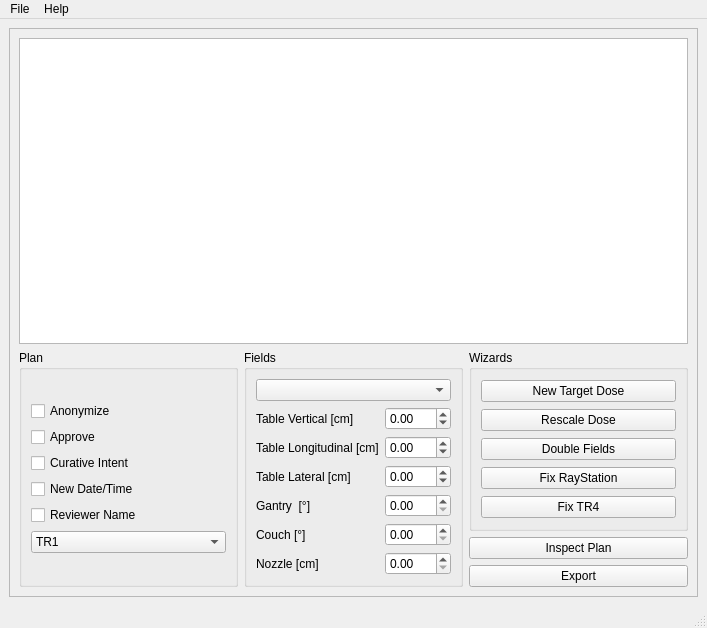
Above: dicomfix/gui/main_window.ui from nbassler/dicomfix before the change. Below: the same form after it.
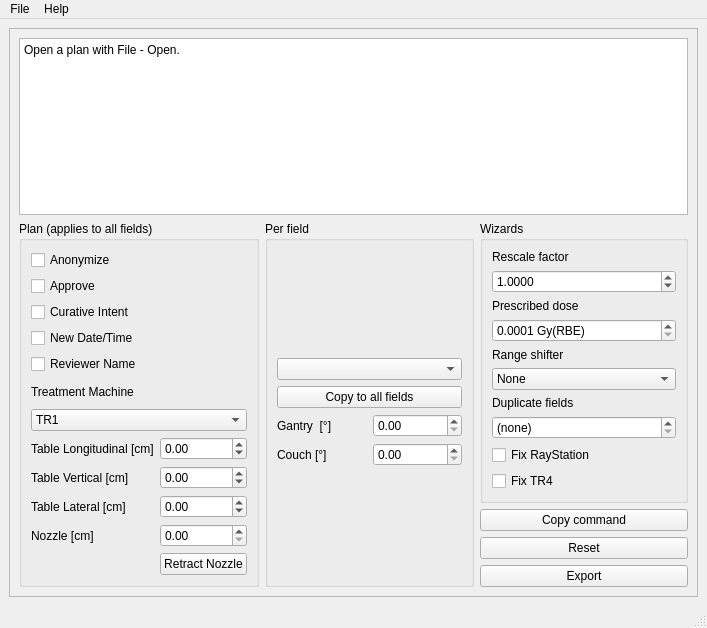
That is the form after the change. Icons and pictures are not drawn.

```diff
--- a/dicomfix/gui/main_window.ui
+++ b/dicomfix/gui/main_window.ui
@@ -39,14 +39,24 @@
        <item>
         <layout class="QVBoxLayout" name="verticalLayout_3">
          <item>
-          <widget class="QListView" name="listView"/>
+          <widget class="QPlainTextEdit" name="plainTextEdit_inspect">
+           <property name="readOnly">
+            <bool>true</bool>
+           </property>
+           <property name="lineWrapMode">
+            <enum>QPlainTextEdit::NoWrap</enum>
+           </property>
+           <property name="plainText">
+            <string>Open a plan with File - Open.</string>
+           </property>
+          </widget>
          </item>
          <item>
           <layout class="QHBoxLayout" name="horizontalLayout_2">
            <item>
             <widget class="QGroupBox" name="groupBox_3">
              <property name="title">
-              <string>Plan</string>
+              <string>Plan (applies to all fields)</string>
              </property>
              <property name="flat">
               <bool>false</bool>
@@ -92,6 +102,13 @@
                   </property>
                  </widget>
                 </item>
+                <item>
+                 <widget class="QLabel" name="label_treatment_machine">
+                  <property name="text">
+                   <string>Treatment Machine</string>
+                  </property>
+                 </widget>
+                </item>
                 <item>
                  <widget class="QComboBox" name="comboBox_treatment_machine">
                   <item>
@@ -116,25 +133,7 @@
                   </item>
                  </widget>
                 </item>
-               </layout>
-              </item>
-             </layout>
-            </widget>
-           </item>
-           <item>
-            <widget class="QGroupBox" name="groupBox">
-             <property name="title">
-              <string>Fields</string>
-             </property>
-             <layout class="QVBoxLayout" name="verticalLayout_6">
-              <item>
-               <layout class="QVBoxLayout" name="verticalLayout">
-                <item>
-                 <widget class="QComboBox" name="comboBox_field"/>
-                </item>
-                <item>
-                 <layout class="QGridLayout" name="gridLayout">
-                  <item row="1" column="0">
+               <item><layout class="QGridLayout" name="gridLayout_plan"><item row="0" column="0">
                    <widget class="QLabel" name="label_table_longitudinal">
                     <property name="toolTip">
                      <string>Table position along its long axis. Positive direction to cranial side.</string>
@@ -144,14 +143,14 @@
                     </property>
                    </widget>
                   </item>
-                  <item row="0" column="1">
+                  <item row="1" column="1">
                    <widget class="QDoubleSpinBox" name="doubleSpinBox_table_vertical">
                     <property name="minimum">
                      <double>-99.000000000000000</double>
                     </property>
                    </widget>
                   </item>
-                  <item row="0" column="0">
+                  <item row="1" column="0">
                    <widget class="QLabel" name="label">
                     <property name="toolTip">
                      <string extracomment="fff">Table height, positive upwards</string>
@@ -168,7 +167,7 @@
                     </property>
                    </widget>
                   </item>
-                  <item row="1" column="1">
+                  <item row="0" column="1">
                    <widget class="QDoubleSpinBox" name="doubleSpinBox_table_longitudinal">
                     <property name="minimum">
                      <double>-99.000000000000000</double>
@@ -185,7 +184,59 @@
                     </property>
                    </widget>
                   </item>
+                  <item row="3" column="0">
+                   <widget class="QLabel" name="label_6">
+                    <property name="text">
+                     <string>Nozzle [cm]</string>
+                    </property>
+                   </widget>
+                  </item>
                   <item row="3" column="1">
+                   <widget class="QDoubleSpinBox" name="doubleSpinBox_nozzle_position">
+                    <property name="maximum">
+                     <double>50.000000000000000</double>
+                    </property>
+                   </widget>
+                  </item>
+                  <item row="4" column="1">
+                   <widget class="QPushButton" name="pushButton_snout_retract">
+                    <property name="toolTip">
+                     <string>Set the snout to its fully retracted position.</string>
+                    </property>
+                    <property name="text">
+                     <string>Retract Nozzle</string>
+                    </property>
+                   </widget>
+                  </item>
+                 </layout></item></layout>
+              </item>
+             </layout>
+            </widget>
+           </item>
+           <item>
+            <widget class="QGroupBox" name="groupBox">
+             <property name="title">
+              <string>Per field</string>
+             </property>
+             <layout class="QVBoxLayout" name="verticalLayout_6">
+              <item>
+               <layout class="QVBoxLayout" name="verticalLayout">
+                <item>
+                 <widget class="QComboBox" name="comboBox_field" />
+                </item>
+                <item>
+                 <widget class="QPushButton" name="pushButton_copy_to_all_fields">
+                  <property name="toolTip">
+                   <string>Give every field the gantry angle shown here.</string>
+                  </property>
+                  <property name="text">
+                   <string>Copy to all fields</string>
+                  </property>
+                 </widget>
+                </item>
+                <item>
+                 <layout class="QGridLayout" name="gridLayout">
+                  <item row="0" column="1">
                    <widget class="QDoubleSpinBox" name="doubleSpinBox_gantry">
                     <property name="sizePolicy">
                      <sizepolicy hsizetype="Minimum" vsizetype="Fixed">
@@ -195,7 +246,7 @@
                     </property>
                    </widget>
                   </item>
-                  <item row="3" column="0">
+                  <item row="0" column="0">
                    <widget class="QLabel" name="label_4">
                     <property name="toolTip">
                      <string>Ganty Angle, 0 if beam comes from top. Positive direction moves clockwise seen from alcove.</string>
@@ -205,31 +256,17 @@
                     </property>
                    </widget>
                   </item>
-                  <item row="4" column="1">
-                   <widget class="QDoubleSpinBox" name="doubleSpinBox_couch"/>
+                  <item row="1" column="1">
+                   <widget class="QDoubleSpinBox" name="doubleSpinBox_couch" />
                   </item>
-                  <item row="4" column="0">
+                  <item row="1" column="0">
                    <widget class="QLabel" name="label_5">
                     <property name="text">
                      <string>Couch [°]</string>
                     </property>
                    </widget>
                   </item>
-                  <item row="5" column="0">
-                   <widget class="QLabel" name="label_6">
-                    <property name="text">
-                     <string>Nozzle [cm]</string>
-                    </property>
-                   </widget>
-                  </item>
-                  <item row="5" column="1">
-                   <widget class="QDoubleSpinBox" name="doubleSpinBox_nozzle_position">
-                    <property name="maximum">
-                     <double>50.000000000000000</double>
-                    </property>
-                   </widget>
-                  </item>
-                 </layout>
+                  </layout>
                 </item>
                </layout>
               </item>
@@ -245,35 +282,130 @@
                </property>
                <layout class="QVBoxLayout" name="verticalLayout_8">
                 <item>
-                 <widget class="QPushButton" name="pushButton_new_target_dose">
+                 <widget class="QLabel" name="label_rescale_factor">
                   <property name="text">
-                   <string>New Target Dose</string>
+                   <string>Rescale factor</string>
                   </property>
                  </widget>
                 </item>
                 <item>
-                 <widget class="QPushButton" name="pushButton_rescale_dose">
+                 <widget class="QDoubleSpinBox" name="doubleSpinBox_rescale_factor">
+                  <property name="toolTip">
+                   <string>Multiply plan MUs by this factor. Linked to the prescribed dose below: editing either updates the other.</string>
+                  </property>
+                  <property name="decimals">
+                   <number>4</number>
+                  </property>
+                  <property name="minimum">
+                   <double>0.000100000000000</double>
+                  </property>
+                  <property name="maximum">
+                   <double>9999.000000000000000</double>
+                  </property>
+                  <property name="value">
+                   <double>1.000000000000000</double>
+                  </property>
+                  <property name="singleStep">
+                   <double>0.100000000000000</double>
+                  </property>
+                 </widget>
+                </item>
+                <item>
+                 <widget class="QLabel" name="label_rescale_dose">
                   <property name="text">
-                   <string>Rescale Dose</string>
+                   <string>Prescribed dose</string>
                   </property>
                  </widget>
                 </item>
                 <item>
-                 <widget class="QPushButton" name="pushButton_double_fields">
+                 <widget class="QDoubleSpinBox" name="doubleSpinBox_rescale_dose">
+                  <property name="toolTip">
+                   <string>Dose after rescaling. Linked to the factor above: editing either updates the other.</string>
+                  </property>
+                  <property name="suffix">
+                   <string> Gy(RBE)</string>
+                  </property>
+                  <property name="decimals">
+                   <number>4</number>
+                  </property>
+                  <property name="minimum">
+                   <double>0.000100000000000</double>
+                  </property>
+                  <property name="maximum">
+                   <double>99999.000000000000000</double>
+                  </property>
+                  <property name="singleStep">
+                   <double>0.100000000000000</double>
+                  </property>
+                 </widget>
+                </item>
+                <item>
+                 <widget class="QLabel" name="label_range_shifter">
                   <property name="text">
-                   <string>Double Fields</string>
+                   <string>Range shifter</string>
                   </property>
                  </widget>
                 </item>
                 <item>
-                 <widget class="QPushButton" name="pushButton_fix_raystation">
+                 <widget class="QComboBox" name="comboBox_range_shifter">
+                  <property name="toolTip">
+                   <string>Set or remove the range shifter for all fields.</string>
+                  </property>
+                  <item>
+                   <property name="text">
+                    <string>None</string>
+                   </property>
+                  </item>
+                  <item>
+                   <property name="text">
+                    <string>RS2</string>
+                   </property>
+                  </item>
+                  <item>
+                   <property name="text">
+                    <string>RS5</string>
+                   </property>
+                  </item>
+                 </widget>
+                </item>
+                <item>
+                 <widget class="QLabel" name="label_duplicate_fields">
+                  <property name="text">
+                   <string>Duplicate fields</string>
+                  </property>
+                 </widget>
+                </item>
+                <item>
+                 <widget class="QSpinBox" name="spinBox_duplicate_fields">
+                  <property name="toolTip">
+                   <string>Repeat every field this many times.</string>
+                  </property>
+                  <property name="specialValueText">
+                   <string>(none)</string>
+                  </property>
+                  <property name="minimum">
+                   <number>1</number>
+                  </property>
+                  <property name="maximum">
+                   <number>20</number>
+                  </property>
+                 </widget>
+                </item>
+                <item>
+                 <widget class="QCheckBox" name="checkBox_fix_raystation">
+                  <property name="toolTip">
+                   <string>Make RayStation plans compatible with Varian proton systems.</string>
+                  </property>
                   <property name="text">
                    <string>Fix RayStation</string>
                   </property>
                  </widget>
                 </item>
                 <item>
-                 <widget class="QPushButton" name="pushButton_fix_tr4">
+                 <widget class="QCheckBox" name="checkBox_fix_tr4">
+                  <property name="toolTip">
+                   <string>TR4 wizard: sets approval, gantry, snout and treatment machine.</string>
+                  </property>
                   <property name="text">
                    <string>Fix TR4</string>
                   </property>
@@ -283,15 +415,22 @@
               </widget>
              </item>
              <item>
-              <widget class="QPushButton" name="pushButton_inspect_plan">
-               <property name="sizePolicy">
-                <sizepolicy hsizetype="Minimum" vsizetype="Fixed">
-                 <horstretch>0</horstretch>
-                 <verstretch>0</verstretch>
-                </sizepolicy>
+              <widget class="QPushButton" name="pushButton_copy_command">
+               <property name="toolTip">
+                <string>Copy the equivalent dicomfix command to the clipboard, for pasting into a script.</string>
                </property>
                <property name="text">
-                <string>Inspect Plan</string>
+                <string>Copy command</string>
+               </property>
+              </widget>
+             </item>
+             <item>
+              <widget class="QPushButton" name="pushButton_reset">
+               <property name="toolTip">
+                <string>Discard all queued edits and return every control to the plan's own values.</string>
+               </property>
+               <property name="text">
+                <string>Reset</string>
                </property>
               </widget>
              </item>
```
Left out of the diff: 18 changed lines with no effect on the pictures.
